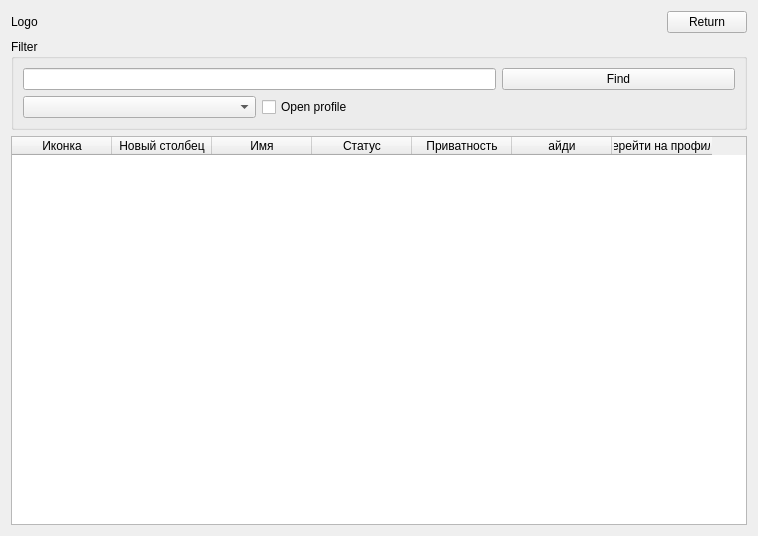
This is AraSteamManager/formfriends.ui in Arankir/AraSteamManager as Qt 5 draws it before an edit. The edited form follows.
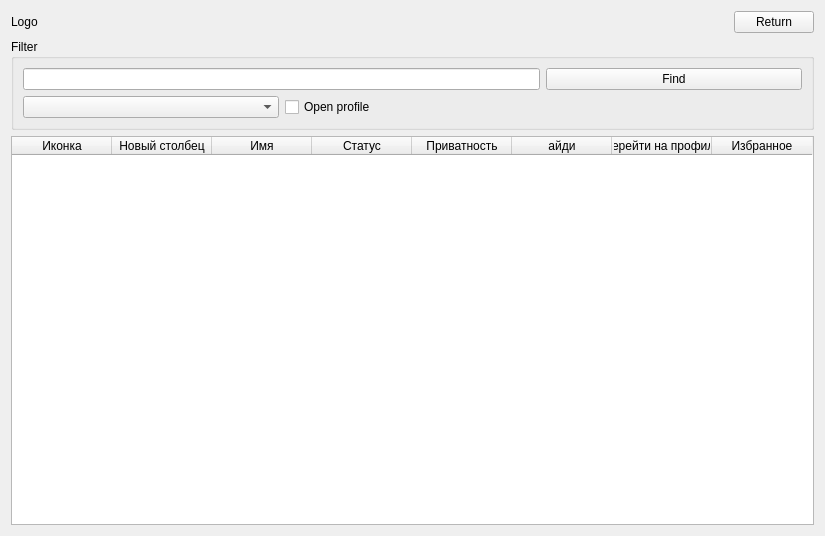
This is the edited form.

The edit to the form file:
```diff
--- a/AraSteamManager/formfriends.ui
+++ b/AraSteamManager/formfriends.ui
@@ -6,7 +6,7 @@
    <rect>
     <x>0</x>
     <y>0</y>
-    <width>758</width>
+    <width>825</width>
     <height>536</height>
    </rect>
   </property>
@@ -73,7 +73,7 @@
    <item row="6" column="0" colspan="3">
     <widget class="QTableWidget" name="FormFriendsTWFriends">
      <property name="columnCount">
-      <number>7</number>
+      <number>8</number>
      </property>
      <column>
       <property name="text">
@@ -110,6 +110,11 @@
        <string>Перейти на профиль</string>
       </property>
      </column>
+     <column>
+      <property name="text">
+       <string>Избранное</string>
+      </property>
+     </column>
     </widget>
    </item>
   </layout>
```
Left out of the diff: 2 changed lines with no effect on the pictures.
